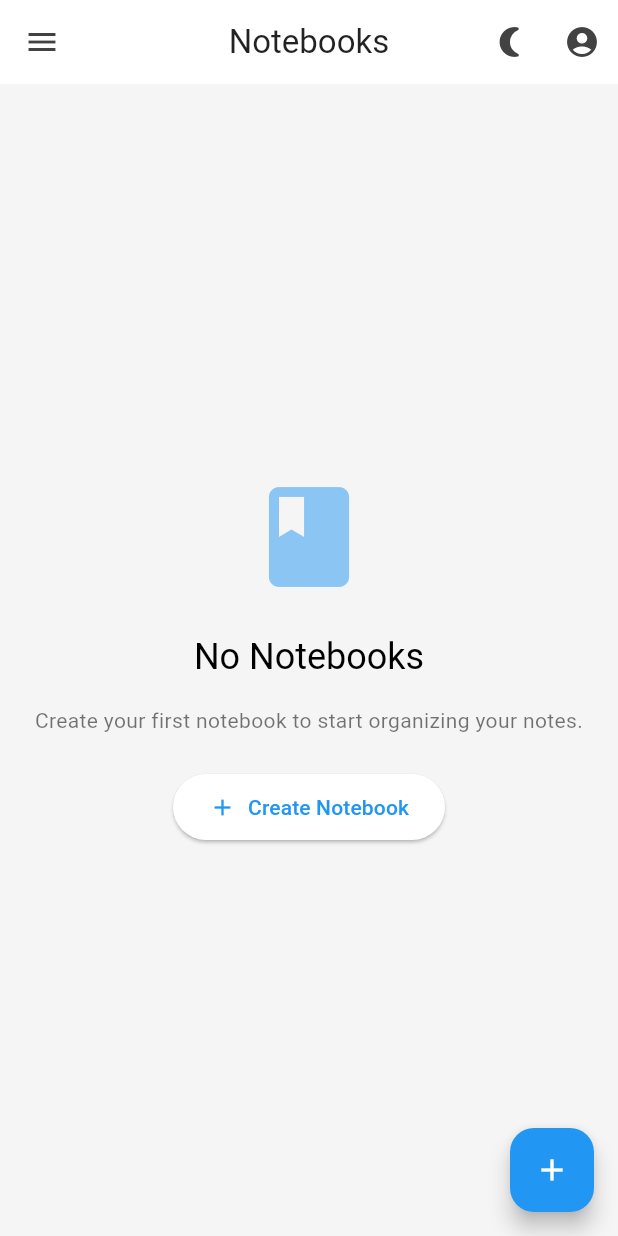
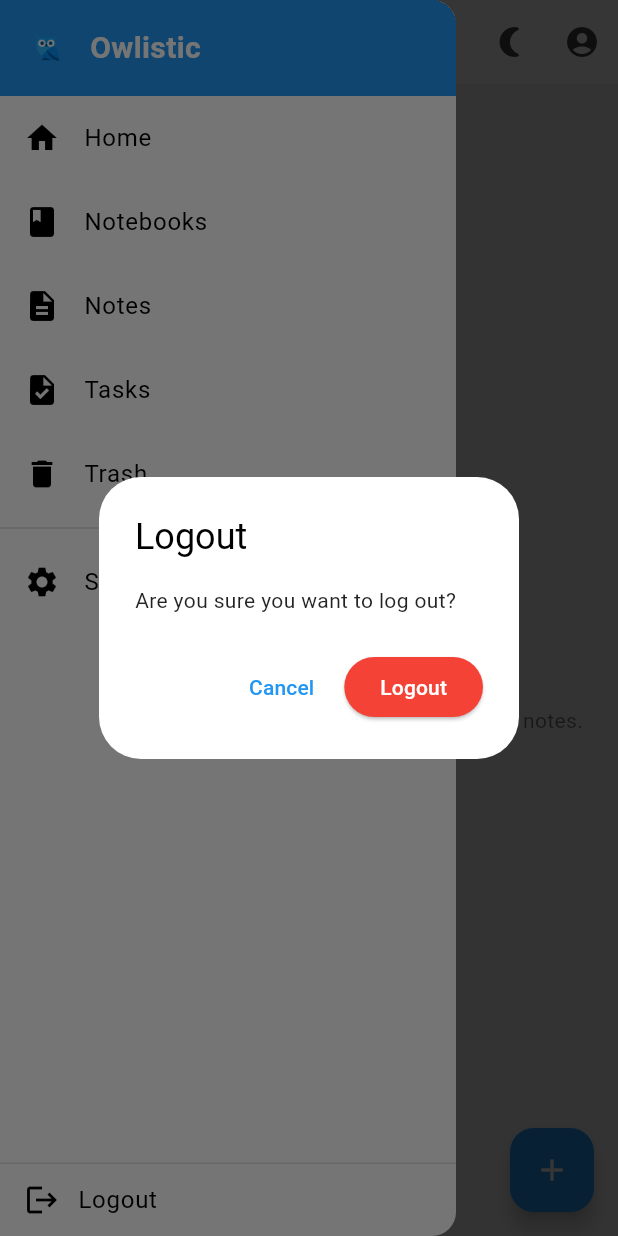
Before and after one commit to owlistic-notes/owlistic, a Flutter app: the NotebooksScreen screen opened by its route, in the side drawer, after a tap on "Logout", on a phone screen of 412 x 824 dp. Run offline on Flutter 3.47's test engine with Material 3 defaults, Android fonts, the phone set to English and light mode, and no system bars; our stand-ins replace file_picker, flutter_secure_storage, go_router, ionicons, nested, share_plus and 1 more; missing offline and left inert: follow_the_leader, overlord, super_editor, super_editor_markdown; accounts and stored records are empty.

Commit message:
Restore logout confirmation

```diff
--- a/src/frontend/lib/widgets/app_drawer.dart
+++ b/src/frontend/lib/widgets/app_drawer.dart
@@ -93,9 +93,7 @@ class AppDrawer extends StatelessWidget {
             leading: const Icon(Icons.logout),
             title: const Text('Logout'),
             onTap: () async {
-              Navigator.pop(context);
-              // Use HomeViewModel for logout
-              await context.read<HomeViewModel>().logout();
+              _showLogoutConfirmation(context);
             },
           ),
         ],
```
